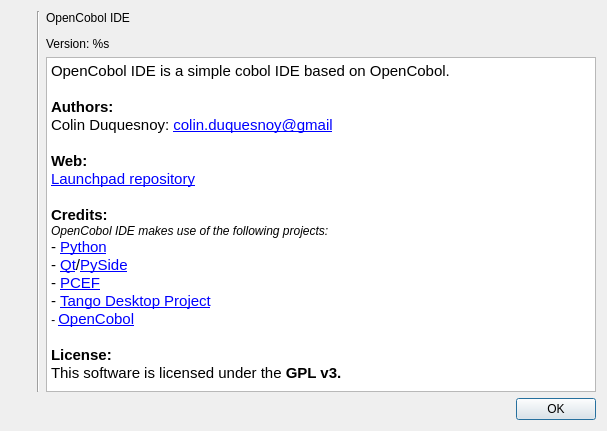
The window that cobcide/ui/dlg_about.ui (OpenCobolIDE/OpenCobolIDE) describes before a commit, drawn with Qt 5.
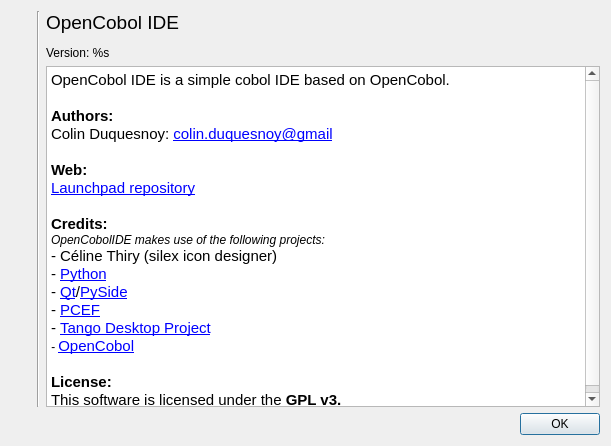
The same window after the commit. Icons and pictures are not drawn.

Commit message:
Added new application icons (by Céline Thiry), removed the cobol.ico and cobol.png that came from the Koopa project.
The new applications icons are licensed under the GPL version 3

What changed in the file:
```diff
--- a/cobcide/ui/dlg_about.ui
+++ b/cobcide/ui/dlg_about.ui
@@ -6,8 +6,8 @@
    <rect>
     <x>0</x>
     <y>0</y>
-    <width>607</width>
-    <height>431</height>
+    <width>611</width>
+    <height>446</height>
    </rect>
   </property>
   <property name="windowTitle">
@@ -62,7 +62,7 @@
        <item>
         <widget class="QLabel" name="labelMain">
          <property name="text">
-          <string>&lt;html&gt;&lt;head/&gt;&lt;body&gt;&lt;p&gt;OpenCobol IDE&lt;/p&gt;&lt;p&gt;Version: %s&lt;/p&gt;&lt;/body&gt;&lt;/html&gt;</string>
+          <string>&lt;html&gt;&lt;head/&gt;&lt;body&gt;&lt;p&gt;&lt;span style=&quot; font-size:14pt;&quot;&gt;OpenCobol IDE&lt;/span&gt;&lt;/p&gt;&lt;p&gt;Version: %s&lt;/p&gt;&lt;/body&gt;&lt;/html&gt;</string>
          </property>
         </widget>
        </item>
@@ -85,7 +85,8 @@
 &lt;p style=&quot; margin-top:0px; margin-bottom:0px; margin-left:0px; margin-right:0px; -qt-block-indent:0; text-indent:0px;&quot;&gt;&lt;a href=&quot;https://launchpad.net/cobcide&quot;&gt;&lt;span style=&quot; text-decoration: underline; color:#0000ff;&quot;&gt;Launchpad repository&lt;/span&gt;&lt;/a&gt;&lt;/p&gt;
 &lt;p style=&quot;-qt-paragraph-type:empty; margin-top:0px; margin-bottom:0px; margin-left:0px; margin-right:0px; -qt-block-indent:0; text-indent:0px; font-weight:600;&quot;&gt;&lt;br /&gt;&lt;/p&gt;
 &lt;p style=&quot; margin-top:0px; margin-bottom:0px; margin-left:0px; margin-right:0px; -qt-block-indent:0; text-indent:0px;&quot;&gt;&lt;span style=&quot; font-weight:600;&quot;&gt;Credits: &lt;/span&gt;&lt;/p&gt;
-&lt;p style=&quot; margin-top:0px; margin-bottom:0px; margin-left:0px; margin-right:0px; -qt-block-indent:0; text-indent:0px;&quot;&gt;&lt;span style=&quot; font-size:9pt; font-style:italic;&quot;&gt;OpenCobol IDE makes use of the following projects:&lt;/span&gt;&lt;/p&gt;
+&lt;p style=&quot; margin-top:0px; margin-bottom:0px; margin-left:0px; margin-right:0px; -qt-block-indent:0; text-indent:0px;&quot;&gt;&lt;span style=&quot; font-size:9pt; font-style:italic;&quot;&gt;OpenCobolIDE makes use of the following projects:&lt;/span&gt;&lt;/p&gt;
+&lt;p style=&quot; margin-top:0px; margin-bottom:0px; margin-left:0px; margin-right:0px; -qt-block-indent:0; text-indent:0px;&quot;&gt;- Céline Thiry (silex icon designer)&lt;/p&gt;
 &lt;p style=&quot; margin-top:0px; margin-bottom:0px; margin-left:0px; margin-right:0px; -qt-block-indent:0; text-indent:0px;&quot;&gt;- &lt;a href=&quot;http://python.org/&quot;&gt;&lt;span style=&quot; text-decoration: underline; color:#0000ff;&quot;&gt;Python&lt;/span&gt;&lt;/a&gt;&lt;/p&gt;
 &lt;p style=&quot; margin-top:0px; margin-bottom:0px; margin-left:0px; margin-right:0px; -qt-block-indent:0; text-indent:0px;&quot;&gt;- &lt;a href=&quot;http://qt-project.org/&quot;&gt;&lt;span style=&quot; text-decoration: underline; color:#0000ff;&quot;&gt;Qt&lt;/span&gt;&lt;/a&gt;/&lt;a href=&quot;http://qt-project.org/wiki/Category:LanguageBindings::PySide&quot;&gt;&lt;span style=&quot; text-decoration: underline; color:#0000ff;&quot;&gt;PySide&lt;/span&gt;&lt;/a&gt;&lt;/p&gt;
 &lt;p style=&quot; margin-top:0px; margin-bottom:0px; margin-left:0px; margin-right:0px; -qt-block-indent:0; text-indent:0px;&quot;&gt;- &lt;a href=&quot;https://github.com/ColinDuquesnoy/PCEF&quot;&gt;&lt;span style=&quot; text-decoration: underline; color:#0000ff;&quot;&gt;PCEF&lt;/span&gt;&lt;/a&gt;&lt;/p&gt;
```
Left out of the diff: 2 changed lines with no effect on the pictures. The commit also changes 15 other files.
